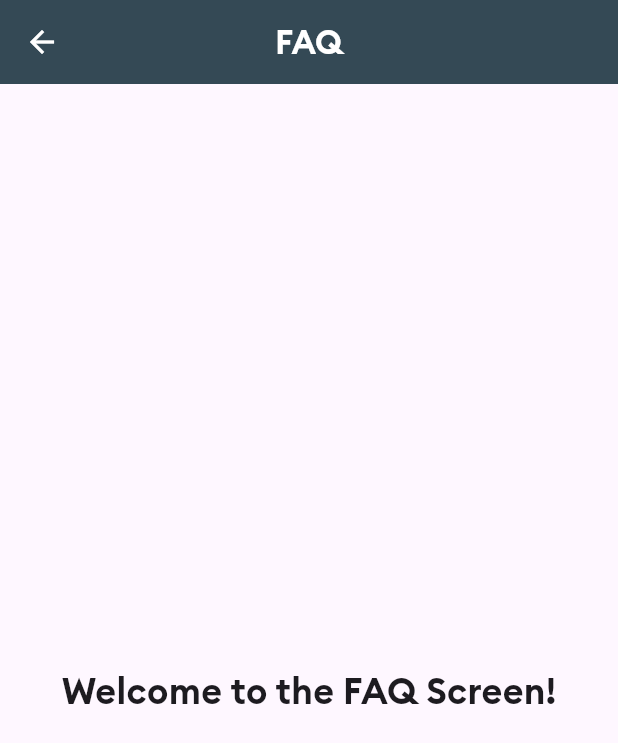
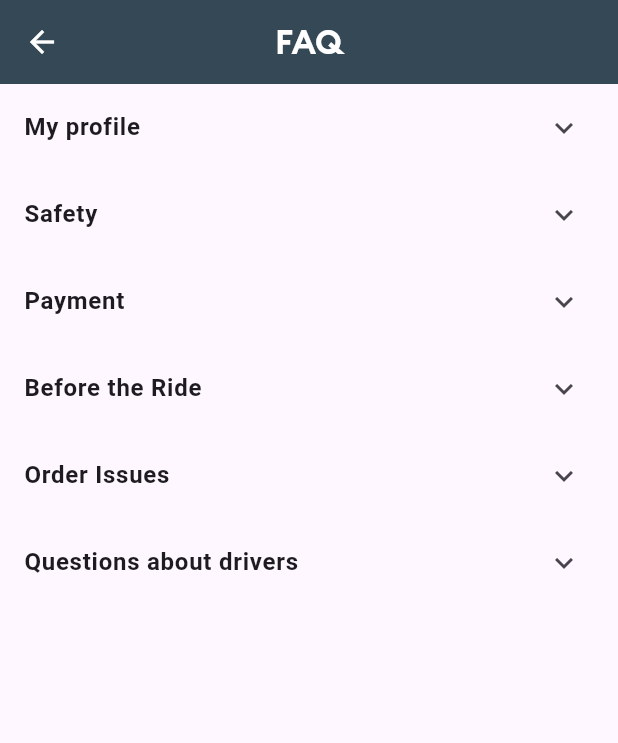
Before and after one commit to Mary-yumm/gomatch, a Flutter app: the FAQScreen screen opened by its route, on a phone screen of 412 x 824 dp. Shown: the top 743 px of the screen. Run offline on Flutter 3.47's test engine with Material 3 defaults, Android fonts, the phone set to English and light mode, and no system bars; our stand-ins replace firebase_auth, firebase_core, firebase_database, fluttertoast, rive; accounts and stored records are empty; Roboto replaces fonts that are missing (Brand-Bold).

Commit message:
Add faq screen

```diff
--- a/lib/components/profile_screen/email_bottom_sheet.dart
+++ b/lib/components/profile_screen/email_bottom_sheet.dart
@@ -45,7 +45,7 @@
           TextField(
             controller: _emailController,
             keyboardType: TextInputType.emailAddress,
-            decoration: const InputDecoration(labelText: 'Email'),
+            decoration: const InputDecoration(labelText: 'Email',labelStyle:TextStyle(color:Colors.white),),
             style: const TextStyle(color: Colors.white),
           ),
           const SizedBox(height: 20),
--- a/lib/components/profile_screen/name_bottom_sheet.dart
+++ b/lib/components/profile_screen/name_bottom_sheet.dart
@@ -43,7 +43,7 @@
           const Text('Update Name', style: TextStyle(fontSize: 18, fontWeight: FontWeight.bold,color:Colors.white)),
           TextField(
             controller: _nameController,
-            decoration: const InputDecoration(labelText: 'Name'),
+            decoration: const InputDecoration(labelText: 'Name',labelStyle:TextStyle(color:Colors.white),),
             style: const TextStyle(color: Colors.white),
           ),
           const SizedBox(height: 20),
--- a/lib/components/profile_screen/phone_bottom_sheet.dart
+++ b/lib/components/profile_screen/phone_bottom_sheet.dart
@@ -45,7 +45,7 @@
           TextField(
             controller: _phoneController,
             keyboardType: TextInputType.phone,
-            decoration: const InputDecoration(labelText: 'Phone Number'),
+            decoration: const InputDecoration(labelText: 'Phone Number',labelStyle:TextStyle(color:Colors.white),),
             style: const TextStyle(color: Colors.white),
           ),
           const SizedBox(height: 20),
--- a/lib/main.dart
+++ b/lib/main.dart
@@ -5,11 +5,9 @@
 import 'package:gomatch/screens/history_screen.dart';
 import 'package:gomatch/screens/home_screen.dart';
 import 'package:gomatch/screens/login_screen.dart';
-import 'package:gomatch/components/side_menu.dart';
 import 'package:gomatch/screens/profile_screen.dart';
 import 'package:gomatch/screens/settings_screen.dart';
 import 'package:gomatch/screens/signup_screen.dart';
-import 'package:gomatch/utils/entry_point.dart';
 import 'package:gomatch/utils/firebase_ref.dart'; // Import usersRef from firebase_ref.dart
 
 void main() async {
--- a/lib/screens/faq_screen.dart
+++ b/lib/screens/faq_screen.dart
@@ -15,16 +15,134 @@
         foregroundColor: Colors.white,
         centerTitle: true,
       ),
-      body: const Center(
-        child: Column(
-          mainAxisAlignment: MainAxisAlignment.center,
-          children: [
-            SizedBox(height:40),
-            Text(
-              "Welcome to the FAQ Screen!",
-              style: TextStyle(fontSize: 24, fontWeight: FontWeight.bold),
-            ),
-          ],
+      body: ListView(
+        children: const [
+          FAQCategory(
+            category: 'My profile',
+            faqs: [
+              FAQItem(title: 'My account is blocked', screen: FAQDetailScreen(detail: 'My account is blocked info')),
+              FAQItem(title: 'How to change my info?', screen: FAQDetailScreen(detail: 'How to change info?')),
+              FAQItem(title: 'How to delete my account?', screen: FAQDetailScreen(detail: 'How to delete account info')),
+            ],
+          ),
+          FAQCategory(
+            category: 'Safety',
+            faqs: [
+              FAQItem(title: 'Driver verification', screen: FAQDetailScreen(detail: 'Driver verification info')),
+              FAQItem(title: 'Safety tips', screen: FAQDetailScreen(detail: 'Safety tips info')),
+              FAQItem(title: 'Service rules', screen: FAQDetailScreen(detail: 'Service rules info')),
+              FAQItem(title: 'Safety features', screen: FAQDetailScreen(detail: 'Safety features info')),
+              FAQItem(title: 'Information security', screen: FAQDetailScreen(detail: 'Information security info')),
+              FAQItem(title: 'Insurance', screen: FAQDetailScreen(detail: 'Insurance info')),
+            ],
+          ),
+          FAQCategory(
+            category: 'Payment',
+            faqs: [
+              FAQItem(title: 'How much should I offer?', screen: FAQDetailScreen(detail: 'How much should I offer? info')),
+              FAQItem(title: 'Payment methods', screen: FAQDetailScreen(detail: 'Payment methods info')),
+              FAQItem(title: 'Toll roads', screen: FAQDetailScreen(detail: 'Toll roads info')),
+            ],
+          ),
+          FAQCategory(
+            category: 'Before the Ride',
+            faqs: [
+              FAQItem(title: 'How to find a driver?', screen: FAQDetailScreen(detail: 'How much should I offer? info')),
+              FAQItem(title: 'How to join a ride in RideShare?', screen: FAQDetailScreen(detail: 'Payment methods info')),
+              FAQItem(title: 'How to cancel an accpeted order?', screen: FAQDetailScreen(detail: 'Toll roads info')),
+            ],
+          ),
+          FAQCategory(
+            category: 'Order Issues',
+            faqs: [
+              FAQItem(title: 'Driver asked to cancel', screen: FAQDetailScreen(detail: 'How much should I offer? info')),
+              FAQItem(title: 'I left my belongings in the car', screen: FAQDetailScreen(detail: 'Payment methods info')),
+              FAQItem(title: 'Different driver or car', screen: FAQDetailScreen(detail: 'Toll roads info')),
+            ],
+          ),
+          FAQCategory(
+            category: 'Questions about drivers',
+            faqs: [
+              FAQItem(title: 'How to call the driver?', screen: FAQDetailScreen(detail: 'How much should I offer? info')),
+              FAQItem(title: 'Driver asked to cancel', screen: FAQDetailScreen(detail: 'Payment methods info')),
+              FAQItem(title: 'How to becoms a driver?', screen: FAQDetailScreen(detail: 'Toll roads info')),
+            ],
+          ),
+        ],
+      ),
+    );
+  }
+}
+
+class FAQCategory extends StatelessWidget {
+  final String category;
+  final List<FAQItem> faqs;
+
+  const FAQCategory({super.key, required this.category, required this.faqs});
+
+  @override
+  Widget build(BuildContext context) {
+    return ExpansionTile(
+      title: Text(
+        category,
+        style: const TextStyle(fontSize: 16, fontWeight: FontWeight.w700,fontFamily: 'Brand-Bold'),
+      ),
+      children: faqs,
+    );
+  }
+}
+
+class FAQItem extends StatelessWidget {
+  final String title;
+  final Widget screen;
+
+  const FAQItem({super.key, required this.title, required this.screen});
+
+  @override
+  Widget build(BuildContext context) {
+    return ListTile(
+      title: Text(
+        title,
+        style: const TextStyle(
+          fontSize: 14, // Set the font size here
+          //fontWeight: FontWeight.w500, // Optional: adjust font weight
+          fontFamily: 'Brand-Regular'
+        ),
+      ),
+      trailing: const Icon(
+        Icons.arrow_forward_ios,
+        size: 15, // Set the icon size here
+      ),
+      onTap: () {
+        Navigator.push(
+          context,
+          MaterialPageRoute(builder: (context) => screen),
+        );
+      },
+    );
+  }
+}
+
+
+class FAQDetailScreen extends StatelessWidget {
+  final String detail;
+
+  const FAQDetailScreen({super.key, required this.detail});
+
+  @override
+  Widget build(BuildContext context) {
+    return Scaffold(
+      appBar: AppBar(
+        title: const Text("FAQ Detail"),
+        backgroundColor: AppColors.primaryColor,
+        foregroundColor: Colors.white,
+        centerTitle: true,
+      ),
+      body: Padding(
+        padding: const EdgeInsets.all(16.0),
+        child: Text(
+          detail,
+          style: const TextStyle(fontSize: 18),
         ),
       ),
     );
--- a/lib/screens/home_screen.dart
+++ b/lib/screens/home_screen.dart
@@ -1,5 +1,5 @@
 import 'package:flutter/material.dart';
-import 'package:gomatch/components/side_menu.dart';
+import 'package:gomatch/components/side_drawer/side_menu.dart';
 import 'package:gomatch/models/menu_btn.dart';  // Import MenuBtn
 import 'package:gomatch/utils/colors.dart';
 
--- a/lib/screens/profile_screen.dart
+++ b/lib/screens/profile_screen.dart
@@ -36,7 +36,7 @@
           ProfileTile(
             icon: Icons.account_box,
             title: 'Name',
-            subtitle: 'Muhammad Rauf',
+            subtitle: 'Name',
             onTap: () {
               // Action when tile is clicked
               _openNameBottomSheet(context);
@@ -54,7 +54,7 @@
           ProfileTile(
             icon: Icons.email,
             title: 'Email',
-            subtitle: 'muhammadrauf1@yahoo.com',
+            subtitle: 'abc@gmail.com',
             onTap: () {
               // Action when tile is clicked
               _openEmailBottomSheet(context);
```
Also changed, not shown: lib/components/faq_screen/faq_tile.dart (added, +26 -0 lines), lib/components/info_card.dart (deleted, +0 -25 lines), lib/components/profile_screen/profile_tile.dart (+17 -2 lines), lib/components/side_drawer/menu_item.dart (added, +9 -0 lines), lib/components/side_drawer/menu_item_list.dart (added, +12 -0 lines), lib/components/side_drawer/side_menu.dart (added, +90 -0 lines), lib/components/side_drawer/side_menu_tile.dart (added, +56 -0 lines), lib/components/side_menu.dart (deleted, +0 -107 lines), lib/components/side_menu_tile.dart (deleted, +0 -66 lines), lib/models/rive_asset.dart (deleted, +0 -55 lines), lib/utils/entry_point.dart (deleted, +0 -60 lines).
